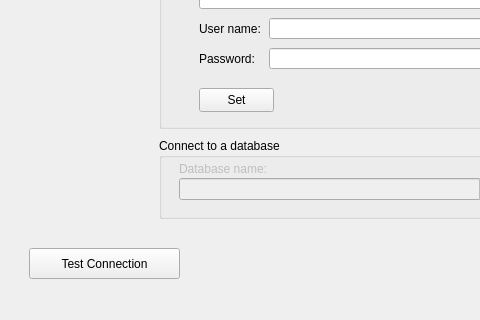
This is closest_neighbor.ui in MJTFreeTime/Closest-Neighbor as Qt 5 draws it before an edit; both pictures show x 0 to 480 and y 280 to 600 of the 800 by 600 pixel window. The edited form follows.
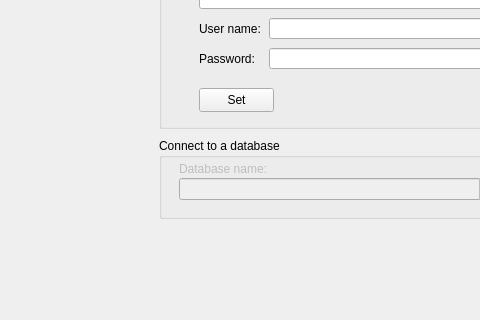
This is the edited form.

Patch:
```diff
--- a/closest_neighbor.ui
+++ b/closest_neighbor.ui
@@ -372,19 +372,6 @@
        </property>
       </widget>
      </widget>
-     <widget class="QPushButton" name="sql_test_connection_button">
-      <property name="geometry">
-       <rect>
-        <x>30</x>
-        <y>510</y>
-        <width>151</width>
-        <height>31</height>
-       </rect>
-      </property>
-      <property name="text">
-       <string>Test Connection</string>
-      </property>
-     </widget>
      <widget class="QPushButton" name="sql_ok_button">
       <property name="geometry">
        <rect>
```
Left out of the diff: 16 changed lines with no effect on the pictures.
